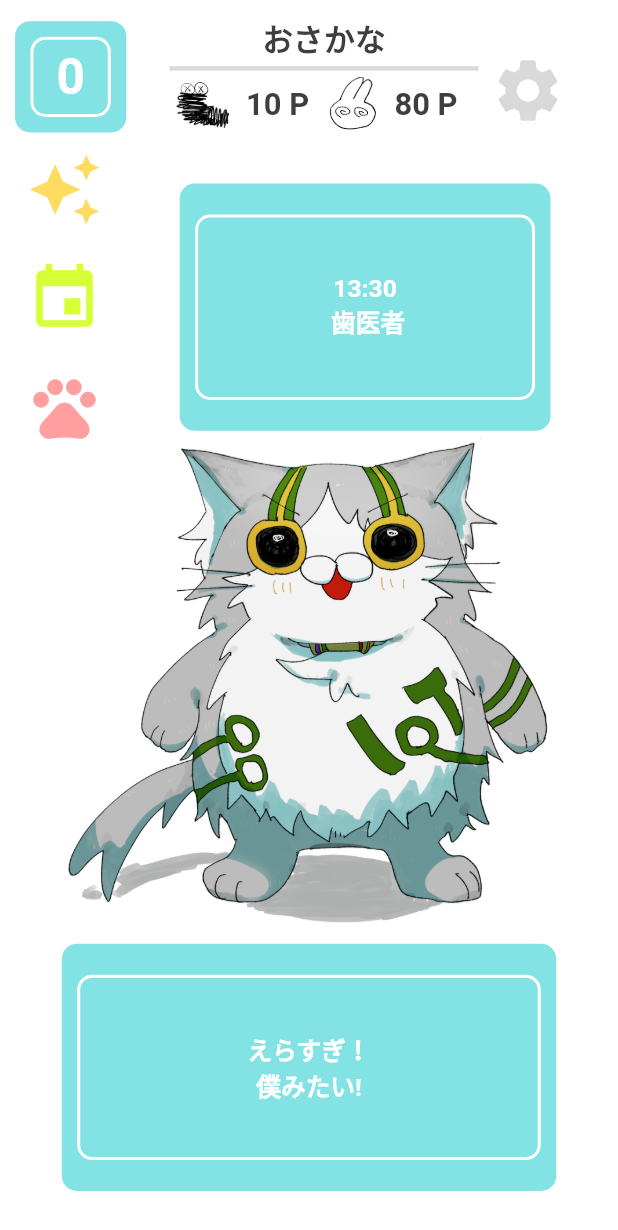
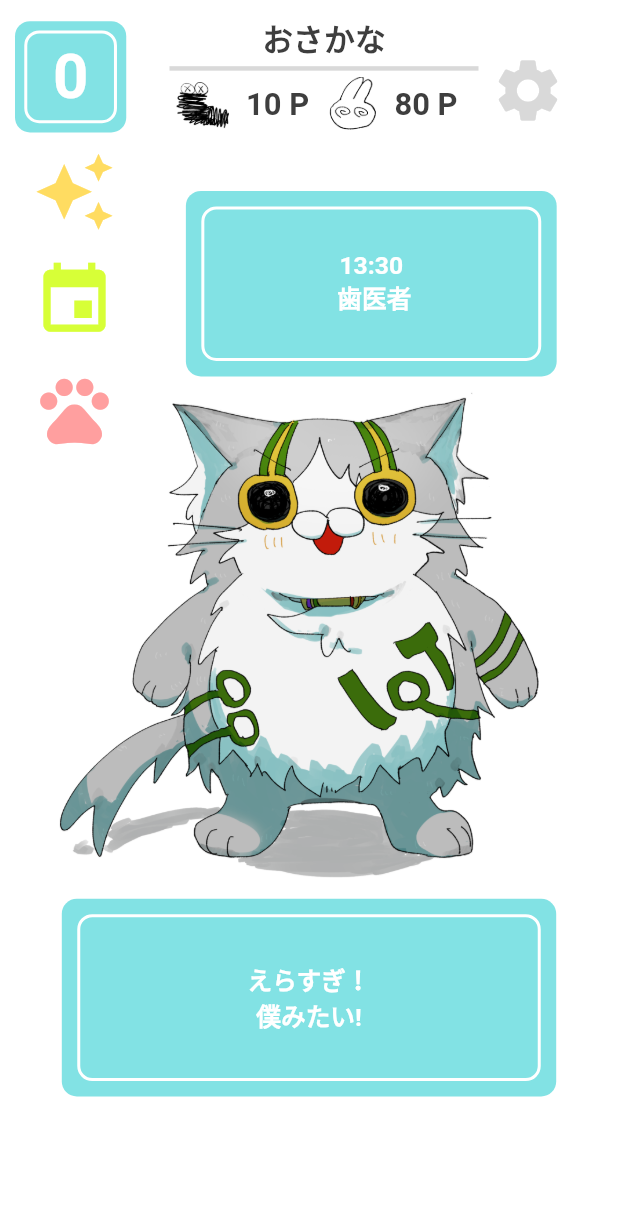
Before and after one commit to unSerori/admirable_to_be_alive, a Flutter app: the screen it shows after launch, on a phone screen of 412 x 824 dp. Shown: the top 1230 px of the screen. Run offline on Flutter 3.47's test engine with Material 2 defaults, Android fonts, the phone set to English and light mode, and no system bars; our stand-ins replace google_fonts.

Commit message:
[update]いいかんじ

```diff
--- a/lib/view/components/constant.dart
+++ b/lib/view/components/constant.dart
@@ -53,7 +53,7 @@ class MainBox {
       child: Container(
         alignment: const Alignment(0.0, 0.0),
           width: scleenwidth * (width -0.05),
-          height: scleenheight * (height -0.05),
+          height: scleenheight * (height -0.025),
           decoration: BoxDecoration(
             color: bordColor,
             borderRadius: BorderRadius.circular(10), //角丸
--- a/lib/view/components/pages/page_home.dart
+++ b/lib/view/components/pages/page_home.dart
@@ -42,22 +42,39 @@ class _PageHomeState extends State<PageHome> {
         decoration: const BoxDecoration(color: Constant.white),
         child: Column(
           children: [
-
-            Container(
+            SizedBox(
                 width: _screenSizeWidth,
                 height: _screenSizeHeight * 0.1,
                 child: Row(
                   children: [
-                    //好感度ランクの表示
-                    MainBox.MainBox2(
-                        CustomText(
+                    //好感度ランクの表示 正方形なのでmainbox使うと比率が面倒で個別に対応中
+                    Container(
+                      width: _screenSizeWidth * 0.18,
+                      height: _screenSizeWidth * 0.18,
+                      alignment: const Alignment(0.0, 0.0), //文字を真ん中にする
+                      decoration: BoxDecoration(
+                        color: Constant.main,
+                        borderRadius: BorderRadius.circular(10), //角丸
+                      ),
+                      child:Container(
+                        alignment: const Alignment(0.0, 0.0),
+                            width: _screenSizeWidth * 0.15,
+                            height: _screenSizeWidth * 0.15,
+                            decoration: BoxDecoration(
+                              color: Constant.main,
+                              borderRadius: BorderRadius.circular(10), //角丸
+                              border: Border.all(
+                                color: Constant.white,
+                                width: 2,
+                              ),
+                            ),
+                            child: CustomText(
                               text: rank.toString(),
-                            fontSize: _screenSizeWidth * 0.08,
-                            color: Constant.white),
-                        _screenSizeWidth.toDouble(),
-                        _screenSizeWidth.toDouble(),
-                        0.18,
-                        0.18),
+                              fontSize: _screenSizeHeight * 0.05,
+                              color: Constant.white,
+                            ),
+                        ),
+                      ),
 
                     SizedBox(
                       width: _screenSizeWidth * 0.07,
@@ -139,7 +156,7 @@ class _PageHomeState extends State<PageHome> {
                           size: 50,
                         ),
                         onPressed: () {
-                          // //ページ遷移
+                          // //ページ遷移のかきかた
                           // Navigator.push(
                           //   context,
                           //   MaterialPageRoute(
@@ -155,18 +172,22 @@ class _PageHomeState extends State<PageHome> {
                 )),
 
             //二段目
-            Container(
-              child: Row(
+            Stack(  //重ねて表示
+              children: <Widget>[
+                Row(
                   children: [
+                    SizedBox(
+                    width: _screenSizeWidth * 0.01,
+                  ),
                     Column(
-                    children: [
+                      children:<Widget>[
                         //デイリーミッション
                         SizedBox(
                           child: IconButton(
                             icon: const Icon(
                               Icons.auto_awesome,
                               color: Constant.sub3,
-                            size: 50,
+                              size: 55,
                             ),
                             onPressed: () {},
                           ),
@@ -182,7 +203,7 @@ class _PageHomeState extends State<PageHome> {
                             icon: const Icon(
                               Icons.event,
                               color: Constant.sub2,
-                            size: 50,
+                              size: 55,
                             ),
                             onPressed: () {},
                           ),
@@ -198,21 +219,18 @@ class _PageHomeState extends State<PageHome> {
                             icon: const Icon(
                               Icons.pets,
                               color: Constant.sub1,
-                            size: 50,
+                              size: 55,
                             ),
                             onPressed: () {},
                           ),
                         ),
                       ],
                     ),
+
                     SizedBox(
                       width: _screenSizeWidth * 0.15,
                     ),
                     Column(children: [
-                    const SizedBox(
-                      height: 30,
-                    ),
-
                       //次の予定
                       MainBox.MainBox2(
                         CustomText(
@@ -222,20 +240,37 @@ class _PageHomeState extends State<PageHome> {
                         _screenSizeWidth.toDouble(),
                         _screenSizeHeight.toDouble(),
                         0.6,
-                        0.2),
-
+                        0.15),
                     ])
                   ],
                 ),
+
+              Column(
+                //ニャリオット
+                children:[
+                  //縦調整
+                  SizedBox(
+                    height: _screenSizeHeight*0.2,
                   ),
-
-            //ニャリオット
+                  Row(
+                    children:[
+                      //横調整
+                      SizedBox(
+                        width: _screenSizeWidth*0.05,
+                      ),
+                      //画像
                       SizedBox(
                         height: _screenSizeWidth * 0.8,
                           child: Image.asset(
                             'images/cat.png',
                             fit: BoxFit.cover,
                           ),
+                      ),
+                    ],
+                  )
+                ],
+              )
+            ]
           ),
 
           SizedBox(
@@ -252,7 +287,7 @@ class _PageHomeState extends State<PageHome> {
             _screenSizeWidth.toDouble(),
             _screenSizeHeight.toDouble(),
             0.8,
-            0.2),
+            0.16),
           ],
         ),
       )),
```
Lines whose indentation alone changed are shown as unchanged.
